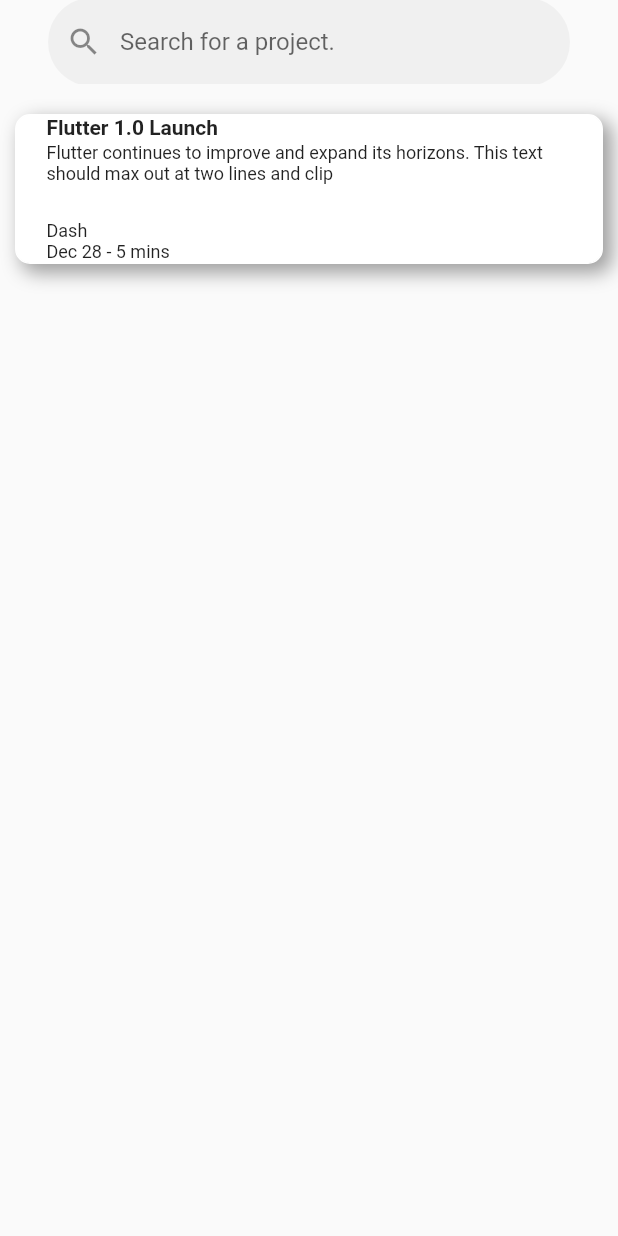
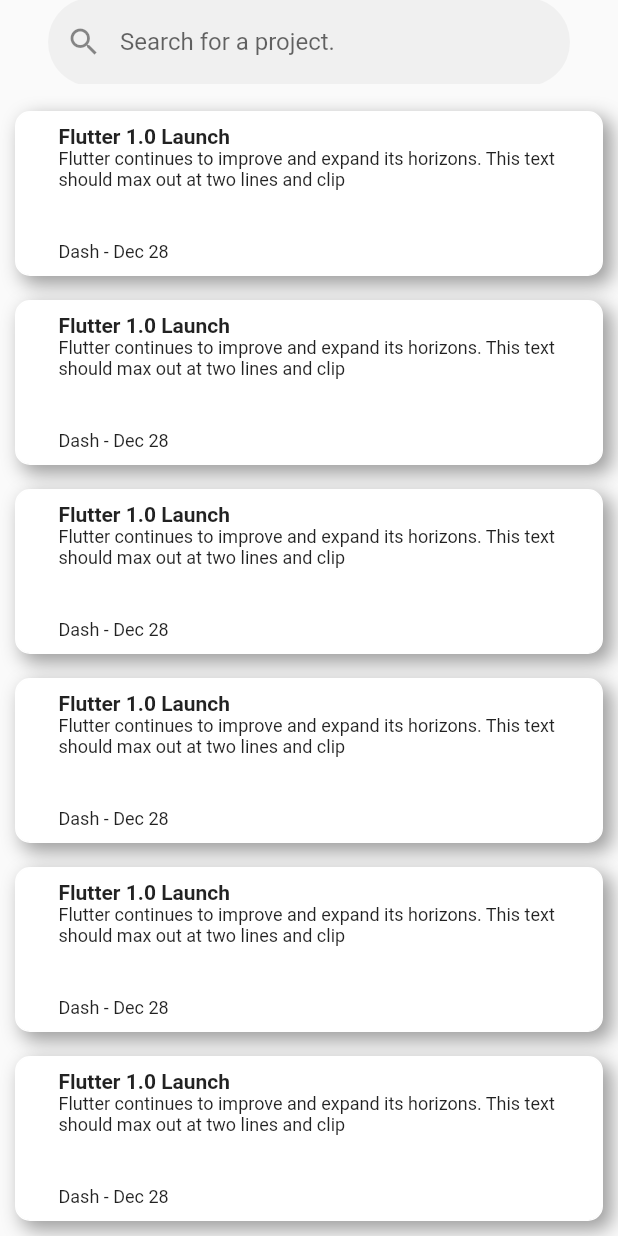
Before and after one commit to kiyokawakouji/github-connect, a Flutter app: the screen it shows after launch, on a phone screen of 412 x 824 dp. Run offline on Flutter 3.47's test engine with Material 2 defaults, Android fonts, the phone set to English and light mode, and no system bars.

Commit message:
リストアイテムの要素を作成

```diff
--- a/lib/view/search_result_view.dart
+++ b/lib/view/search_result_view.dart
@@ -47,14 +47,12 @@ class _ArticleDescription extends StatelessWidget {
     required this.subtitle,
     required this.author,
     required this.publishDate,
-    required this.readDuration,
   }) : super(key: key);
 
   final String title;
   final String subtitle;
   final String author;
   final String publishDate;
-  final String readDuration;
 
   @override
   Widget build(BuildContext context) {
@@ -67,13 +65,12 @@ class _ArticleDescription extends StatelessWidget {
             children: <Widget>[
               Text(
                 title,
-                maxLines: 2,
                 overflow: TextOverflow.ellipsis,
                 style: const TextStyle(
                   fontWeight: FontWeight.bold,
                 ),
               ),
-              const Padding(padding: EdgeInsets.only(bottom: 2)),
+              // const Padding(padding: EdgeInsets.only(bottom: 0)),
               Text(
                 subtitle,
                 maxLines: 2,
@@ -91,13 +88,7 @@ class _ArticleDescription extends StatelessWidget {
             mainAxisAlignment: MainAxisAlignment.end,
             children: <Widget>[
               Text(
-                author,
-                style: const TextStyle(
-                  fontSize: 12,
-                ),
-              ),
-              Text(
-                '$publishDate - $readDuration',
+                '$author - $publishDate',
                 style: const TextStyle(
                   fontSize: 12,
                 ),
@@ -117,21 +108,20 @@ class CustomListItemTwo extends StatelessWidget {
     required this.subtitle,
     required this.author,
     required this.publishDate,
-    required this.readDuration,
   }) : super(key: key);
 
   final String title;
   final String subtitle;
   final String author;
   final String publishDate;
-  final String readDuration;
 
   @override
   Widget build(BuildContext context) {
     return Padding(
-      padding: const EdgeInsets.symmetric(vertical: 10),
+      padding: const EdgeInsets.symmetric(vertical: 8),
       child: Container(
-        height: 100,
+        padding: const EdgeInsets.all(8),
+        height: 110,
         decoration: BoxDecoration(
           color: Colors.white,
           border: Border.all(color: Colors.white),
@@ -156,7 +146,6 @@ class CustomListItemTwo extends StatelessWidget {
                   subtitle: subtitle,
                   author: author,
                   publishDate: publishDate,
-                  readDuration: readDuration,
                 ),
               ),
             )
@@ -181,7 +170,41 @@ class MyStatelessWidget extends StatelessWidget {
               'This text should max out at two lines and clip',
           author: 'Dash',
           publishDate: 'Dec 28',
-          readDuration: '5 mins',
+        ),
+        CustomListItemTwo(
+          title: 'Flutter 1.0 Launch',
+          subtitle: 'Flutter continues to improve and expand its horizons. '
+              'This text should max out at two lines and clip',
+          author: 'Dash',
+          publishDate: 'Dec 28',
+        ),
+        CustomListItemTwo(
+          title: 'Flutter 1.0 Launch',
+          subtitle: 'Flutter continues to improve and expand its horizons. '
+              'This text should max out at two lines and clip',
+          author: 'Dash',
+          publishDate: 'Dec 28',
+        ),
+        CustomListItemTwo(
+          title: 'Flutter 1.0 Launch',
+          subtitle: 'Flutter continues to improve and expand its horizons. '
+              'This text should max out at two lines and clip',
+          author: 'Dash',
+          publishDate: 'Dec 28',
+        ),
+        CustomListItemTwo(
+          title: 'Flutter 1.0 Launch',
+          subtitle: 'Flutter continues to improve and expand its horizons. '
+              'This text should max out at two lines and clip',
+          author: 'Dash',
+          publishDate: 'Dec 28',
+        ),
+        CustomListItemTwo(
+          title: 'Flutter 1.0 Launch',
+          subtitle: 'Flutter continues to improve and expand its horizons. '
+              'This text should max out at two lines and clip',
+          author: 'Dash',
+          publishDate: 'Dec 28',
         ),
       ],
     );
```
